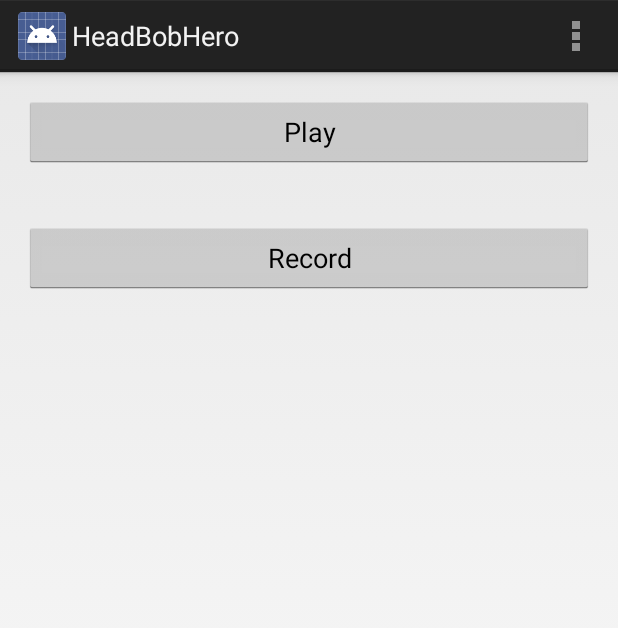
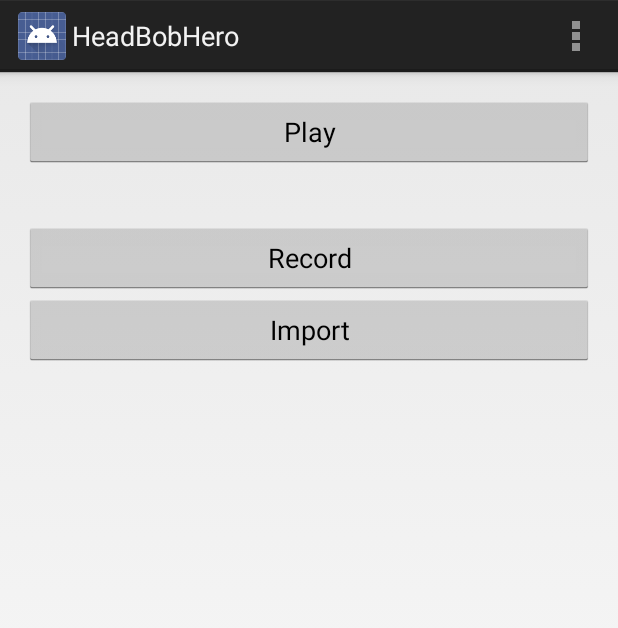
Before and after one commit to ConnorHack/HeadBobHero, an Android app: the screen it shows after launch (MainActivity), on a phone screen of 412 x 824 dp. Shown: the top 628 px of the screen. Run offline under Robolectric (Android 15) with nearby library versions, the phone set to English and light mode, and no system bars.

Commit message:
Merge branch 'master' of https://github.com/bgrawi/HeadBobHero
# Conflicts:
#	.idea/vcs.xml

```diff
--- a/app/src/main/java/com/example/ben/headbobhero/ImportActivity.java
+++ b/app/src/main/java/com/example/ben/headbobhero/ImportActivity.java
@@ -1,7 +1,8 @@
 package com.example.ben.headbobhero;
 
 /**
- * Created by Owner on 10/7/2015.
+ * Created by Joe on 10/7/2015.
  */
 public class ImportActivity {
+    //// TODO: 10/7/2015
 }
--- a/app/src/main/res/layout/activity_main.xml
+++ b/app/src/main/res/layout/activity_main.xml
@@ -5,6 +5,16 @@
     android:paddingTop="@dimen/activity_vertical_margin"
     android:paddingBottom="@dimen/activity_vertical_margin" tools:context=".MainActivity"
     android:id="@+id/main_activity">
+
+    <Button
+        android:id="@+id/import_button"
+        android:layout_width="fill_parent"
+        android:layout_height="wrap_content"
+        android:layout_gravity="center"
+        android:gravity="center"
+        android:enabled="true"
+        android:text="@string/import_text"
+        android:layout_below="@+id/record_button"/>
 
     <Button
         android:id="@+id/play_button"
--- a/app/src/main/res/values/strings.xml
+++ b/app/src/main/res/values/strings.xml
@@ -6,4 +6,5 @@
     <string name="title_activity_play">Playing Head Bob Hero</string>
     <string name="play_text">Play</string>
     <string name="record_text">Record</string>
+    <string name="import_text">Import</string>
 </resources>
```
Also changed, not shown: app/src/main/java/com/example/ben/headbobhero/MainActivity.java (+11 -0 lines), app/src/main/java/com/example/ben/headbobhero/Song.java (+18 -1 lines), settings.gradle (line endings or trailing spaces), 2 other files.
